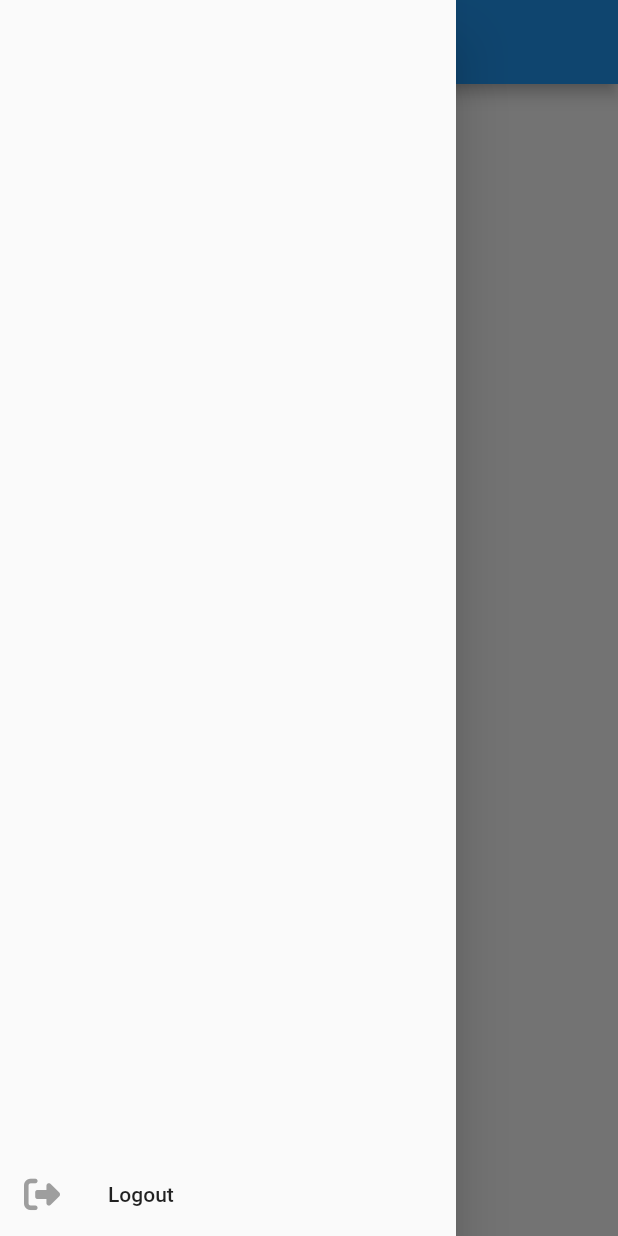
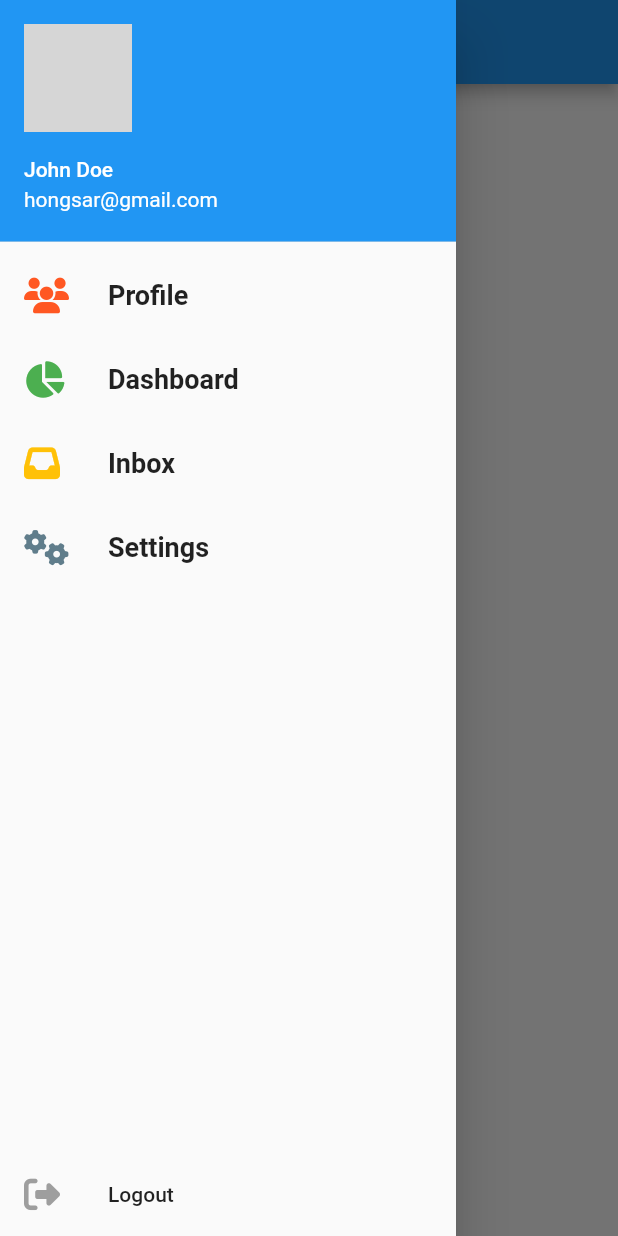
Before and after one commit to AUNG533/MyStock2, a Flutter app: the HomePage screen opened by its route, with the side drawer open, on a phone screen of 412 x 824 dp. Run offline on Flutter 3.47's test engine with Material 2 defaults, Android fonts, the phone set to English and light mode, and no system bars; our stand-ins replace another_flushbar, font_awesome_flutter, shared_preferences; accounts and stored records are empty; network calls fail; grey boxes are pictures that could not be loaded.

Commit message:
Add a Drawer to a screen

```diff
--- a/lib/src/config/route.dart
+++ b/lib/src/config/route.dart
@@ -4,13 +4,15 @@ import 'package:flutter/material.dart';
 import 'package:my_stock/src/pages/pages.dart'; // รับ path ทังหมดมาจาก pages.dart
 
 class Route {
-  static const String home = '/home';
-  static const String login = '/login';
+  static const home = '/home';
+  static const login = '/login';
+  static const dashboard = '/dashboard';
 
   static Map<String, WidgetBuilder> getAll() => _route;
 
   static final Map<String, WidgetBuilder> _route = {
     home: (context) => HomePage(),
     login: (context) => LoginPage(),
+    dashboard: (context) => DashBoardPage(),
   };
 }
--- /dev/null
+++ b/lib/src/pages/dashboard/dashboard_page.dart
@@ -0,0 +1,20 @@
+// dashboard_page.dart
+import 'package:flutter/material.dart';
+
+class DashBoardPage extends StatelessWidget {
+  const DashBoardPage({Key? key}) : super(key: key);
+
+  @override
+  Widget build(BuildContext context) {
+    return Scaffold(
+      appBar: AppBar(
+        title: const Text('appbarTitle'),
+      ),
+      body: const Center(
+        child: FlutterLogo(
+          size: 150,
+        ),
+      ),
+    );
+  }
+}
--- a/lib/src/pages/home/widgets/custom_drawer.dart
+++ b/lib/src/pages/home/widgets/custom_drawer.dart
@@ -1,8 +1,11 @@
 // custom_drawer.dart
+// ignore_for_file: prefer_const_constructors
+
 import 'package:flutter/material.dart';
 import 'package:font_awesome_flutter/font_awesome_flutter.dart';
 import 'package:my_stock/src/config/route.dart' as custom_route;
 import 'package:my_stock/src/constants/setting.dart';
+import 'package:my_stock/src/viewmodels/menu_view_model.dart';
 import 'package:shared_preferences/shared_preferences.dart';
 
 // convert to StatefulWidget
@@ -19,6 +22,8 @@ class _CustomDrawerState extends State<CustomDrawer> {
     return Drawer(
       child: Column(
         children: [
+          _buildProfile(),
+          ..._buildMainMenu(), // List Menu ListTile
           const Spacer(), // ดัน widget ให้อยู่ด้านล่าง
           // ListTile Logout
           ListTile(
@@ -77,4 +82,35 @@ class _CustomDrawerState extends State<CustomDrawer> {
       },
     );
   }
+
+  UserAccountsDrawerHeader _buildProfile() => UserAccountsDrawerHeader(
+        // decoration: BoxDecoration(color: Colors.red),
+        accountName: Text('John Doe'),
+        accountEmail: Text('hongsar@gmail.com'),
+        currentAccountPicture: CircleAvatar(
+          backgroundImage: NetworkImage(
+              'https://cdn-images-1.medium.com/max/280/1*X5PBTDQQ2Csztg3a6wofIQ@2x.png'),
+        ),
+      );
+
+  // สำหรับการสร้าง ListTile ของ menu
+  List<ListTile> _buildMainMenu() => MenuViewModel().items.map((item) {
+        return ListTile(
+          leading: FaIcon(
+            item.icon,
+            color: item.iconColor,
+          ),
+          title: Text(
+            item.title!,
+            style: TextStyle(
+              fontSize: 18.0,
+              fontWeight: FontWeight.w700,
+            ),
+          ),
+          onTap: () {
+            // Navigator.of(context).pop(); // ปิด drawer
+            item.onTap!(context);
+          },
+        );
+      }).toList();
 }
--- a/lib/src/pages/pages.dart
+++ b/lib/src/pages/pages.dart
@@ -2,3 +2,4 @@
 // ส่ง path ที่ต้องการไปยัง route.dart
 export 'home/home_page.dart';
 export 'login/login_page.dart';
+export 'dashboard/dashboard_page.dart';
--- /dev/null
+++ b/lib/src/viewmodels/menu_view_model.dart
@@ -0,0 +1,54 @@
+import 'package:flutter/material.dart';
+import 'package:font_awesome_flutter/font_awesome_flutter.dart';
+import 'package:my_stock/src/config/route.dart' as custom_route;
+
+// สำหรับ menu ListTile
+class Menu {
+  final String? title;
+  final IconData? icon;
+  final Color? iconColor;
+  final Function(BuildContext context)? onTap;
+
+  // constructor
+  Menu({
+    this.title,
+    this.icon,
+    this.iconColor,
+    this.onTap,
+  });
+}
+
+// Model Menu
+class MenuViewModel {
+  // List Menu
+  List<Menu> get items => <Menu>[
+    // Profile
+    Menu(
+      title: 'Profile',
+      icon: FontAwesomeIcons.users,
+      iconColor: Colors.deepOrange,
+    ),
+    // Dashboard
+    Menu(
+      title: 'Dashboard',
+      icon: FontAwesomeIcons.chartPie,
+      iconColor: Colors.green,
+      onTap: (context) => Navigator.pushNamed(
+        context,
+        custom_route.Route.dashboard,
+      ),
+    ),
+    // Inbox
+    Menu(
+      title: 'Inbox',
+      icon: FontAwesomeIcons.inbox,
+      iconColor: Colors.amber,
+    ),
+    // Setting
+    Menu(
+      title: 'Settings',
+      icon: FontAwesomeIcons.cogs,
+      iconColor: Colors.blueGrey,
+    ),
+  ];
+}
```
